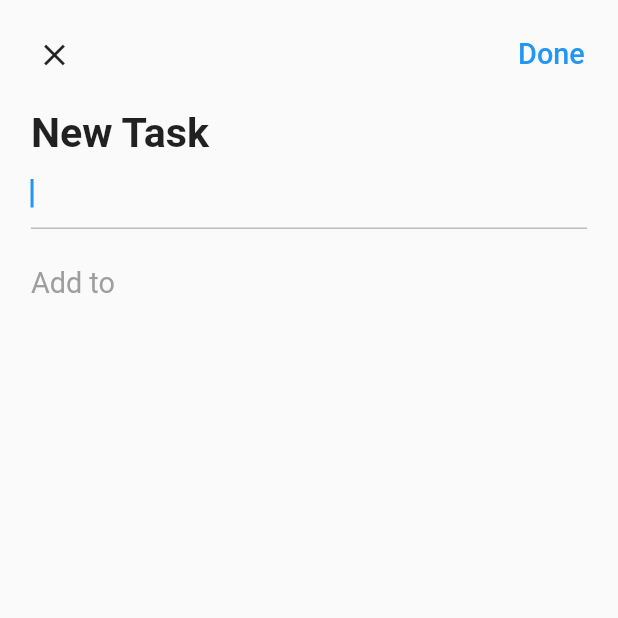
After one commit to GuyRobot/FlutterTodo, a Flutter app: the AddDialog screen opened directly, on a phone screen of 412 x 824 dp, the top half of it. The commit adds this screen. Run offline on Flutter 3.47's test engine with Material 2 defaults, Android fonts, the phone set to English and light mode, and no system bars; our stand-ins replace dotted_border, equatable, flutter_easyloading, get, get_storage, step_progress_indicator; accounts and stored records are empty.

Commit message:
Add add todo item to task feature

```diff
--- a/lib/main.dart
+++ b/lib/main.dart
@@ -25,6 +25,7 @@ class MyApp extends StatelessWidget {
       initialRoute: "/",
       initialBinding: HomeBinding(),
       builder: EasyLoading.init(),
+      debugShowCheckedModeBanner: false,
     );
   }
 }
--- a/lib/modules/home/controller.dart
+++ b/lib/modules/home/controller.dart
@@ -16,6 +16,7 @@ class HomeController extends GetxController {
   });
 
   final tasks = <Task>[].obs;
+  final task = Rx<Task?>(null);
 
   @override
   void onInit() {
@@ -32,6 +33,10 @@ class HomeController extends GetxController {
     deleting.value = value;
   }
 
+  void setTask(Task? task) {
+    this.task.value = task;
+  }
+
   bool addTask(Task task) {
     if (tasks.contains(task)) return false;
     tasks.add(task);
@@ -41,4 +46,16 @@ class HomeController extends GetxController {
   void deleteTask(Task task) {
     tasks.remove(task);
   }
+
+  bool addTodo(Task task, String text) {
+    final todos = task.todos ?? [];
+    if (todos.any((element) => element['title'] == text)) {
+      return false;
+    }
+    todos.add({"title": text, "done": false});
+    final idx = tasks.indexOf(task);
+    tasks[idx] = task.copyWith(todos: todos);
+    tasks.refresh();
+    return true;
+  }
 }
--- a/lib/modules/home/view.dart
+++ b/lib/modules/home/view.dart
@@ -5,6 +5,7 @@ import 'package:task_todo/core/utils/extensions.dart';
 import 'package:task_todo/data/models/task.dart';
 import 'package:task_todo/modules/home/controller.dart';
 import 'package:task_todo/modules/home/widgets/add_card.dart';
+import 'package:task_todo/modules/home/widgets/add_dialog.dart';
 import 'package:task_todo/modules/home/widgets/task_card.dart';
 
 class HomePage extends GetView<HomeController> {
@@ -70,7 +71,9 @@ class HomePage extends GetView<HomeController> {
         },
         builder: (_, __, ___) => Obx(
           () => FloatingActionButton(
-            onPressed: () {},
+            onPressed: () {
+              Get.to(AddDialog(), transition: Transition.upToDown);
+            },
             backgroundColor:
                 controller.deleting.value ? Colors.red : Colors.blue,
             child: Icon(controller.deleting.value ? Icons.delete : Icons.add),
--- /dev/null
+++ b/lib/modules/home/widgets/add_dialog.dart
@@ -0,0 +1,151 @@
+import 'package:flutter/material.dart';
+import 'package:flutter_easyloading/flutter_easyloading.dart';
+import 'package:get/get.dart';
+import 'package:task_todo/core/utils/extensions.dart';
+import 'package:task_todo/modules/home/controller.dart';
+
+class AddDialog extends StatelessWidget {
+  final HomeController controller = Get.find();
+
+  AddDialog({Key? key}) : super(key: key);
+
+  @override
+  Widget build(BuildContext context) {
+    return Scaffold(
+      body: Form(
+        key: controller.formKey,
+        child: ListView(
+          children: [
+            Padding(
+              padding: EdgeInsets.all(3.0.wp),
+              child: Row(
+                mainAxisAlignment: MainAxisAlignment.spaceBetween,
+                children: [
+                  IconButton(
+                    icon: const Icon(Icons.close),
+                    onPressed: () {
+                      Get.back();
+                      controller.editController.clear();
+                      controller.setTask(null);
+                    },
+                  ),
+                  TextButton(
+                    onPressed: () {
+                      if (controller.formKey.currentState?.validate() == true) {
+                        if (controller.task.value == null) {
+                          EasyLoading.showError(
+                              "Please chose task for adding todos");
+                        } else {
+                          final success = controller.addTodo(
+                              controller.task.value!,
+                              controller.editController.text);
+                          if (success) {
+                            EasyLoading.showSuccess("Succeed add todo item");
+                            Get.back();
+                            controller.setTask(null);
+                            controller.editController.clear();
+                          } else {
+                            EasyLoading.showError(
+                                "Fail to add todo item! Duplicated");
+                          }
+                        }
+                      }
+                    },
+                    style: ButtonStyle(
+                      overlayColor:
+                          MaterialStateProperty.all(Colors.transparent),
+                    ),
+                    child: Text(
+                      "Done",
+                      style: TextStyle(fontSize: 14.0.sp),
+                    ),
+                  )
+                ],
+              ),
+            ),
+            Padding(
+              padding: EdgeInsets.symmetric(horizontal: 5.0.wp),
+              child: Column(
+                crossAxisAlignment: CrossAxisAlignment.start,
+                children: [
+                  Text(
+                    "New Task",
+                    style: TextStyle(
+                        fontSize: 20.0.sp, fontWeight: FontWeight.bold),
+                  ),
+                  TextFormField(
+                    controller: controller.editController,
+                    decoration: InputDecoration(
+                      focusedBorder: UnderlineInputBorder(
+                        borderSide: BorderSide(color: Colors.grey[400]!),
+                      ),
+                    ),
+                    autofocus: true,
+                    validator: (value) {
+                      if (value == null || value.trim().isEmpty) {
+                        return "Please enter todo item";
+                      }
+                      return null;
+                    },
+                  ),
+                  SizedBox(
+                    height: 3.0.hp,
+                  ),
+                  Text(
+                    "Add to",
+                    style: TextStyle(
+                      color: Colors.grey,
+                      fontSize: 14.0.sp,
+                    ),
+                  ),
+                  ...controller.tasks.map(
+                    (task) => Obx(
+                      () => InkWell(
+                        onTap: () {
+                          controller.setTask(task);
+                        },
+                        child: Padding(
+                          padding: EdgeInsets.only(top: 1.5.hp, bottom: 1.5.hp),
+                          child: Row(
+                            mainAxisAlignment: MainAxisAlignment.spaceBetween,
+                            children: [
+                              Row(
+                                mainAxisSize: MainAxisSize.max,
+                                children: [
+                                  Icon(
+                                    IconData(task.icon,
+                                        fontFamily: "MaterialIcons"),
+                                    color: HexColor.fromHex(task.color),
+                                  ),
+                                  SizedBox(
+                                    width: 3.0.wp,
+                                  ),
+                                  Text(
+                                    task.title,
+                                    style: TextStyle(
+                                      fontSize: 12.0.sp,
+                                      fontWeight: FontWeight.bold,
+                                    ),
+                                  ),
+                                ],
+                              ),
+                              if (controller.task.value == task)
+                                const Icon(
+                                  Icons.check,
+                                  color: Colors.blue,
+                                )
+                            ],
+                          ),
+                        ),
+                      ),
+                    ),
+                  ),
+                ],
+              ),
+            ),
+          ],
+        ),
+      ),
+    );
+  }
+}
```
